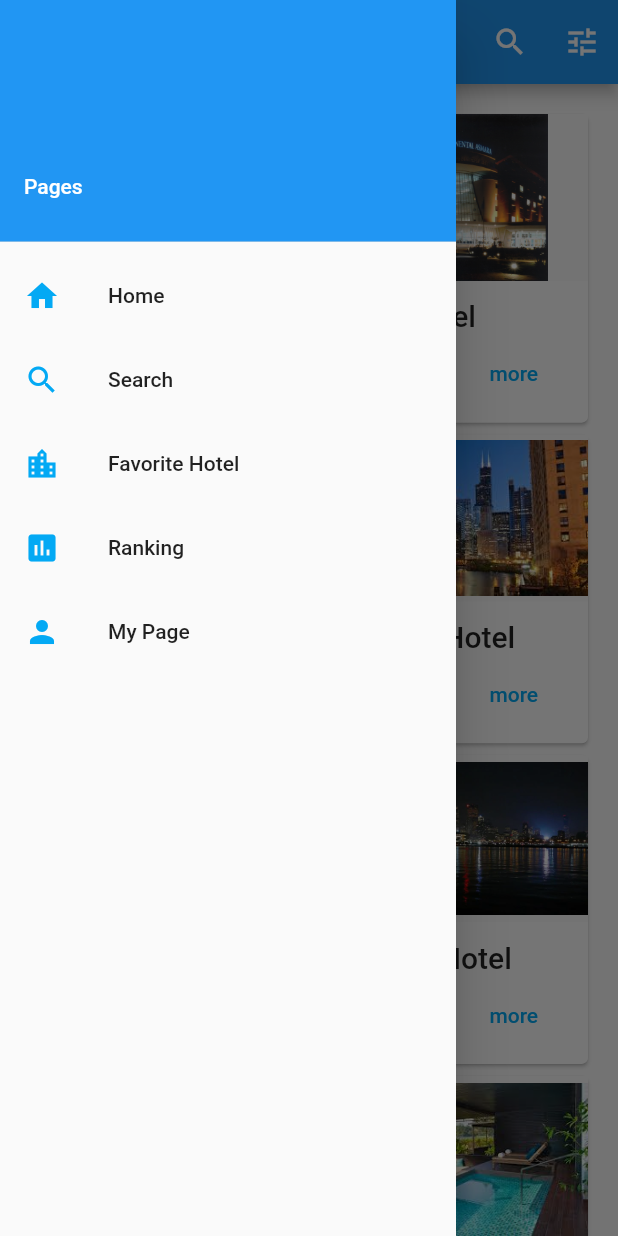
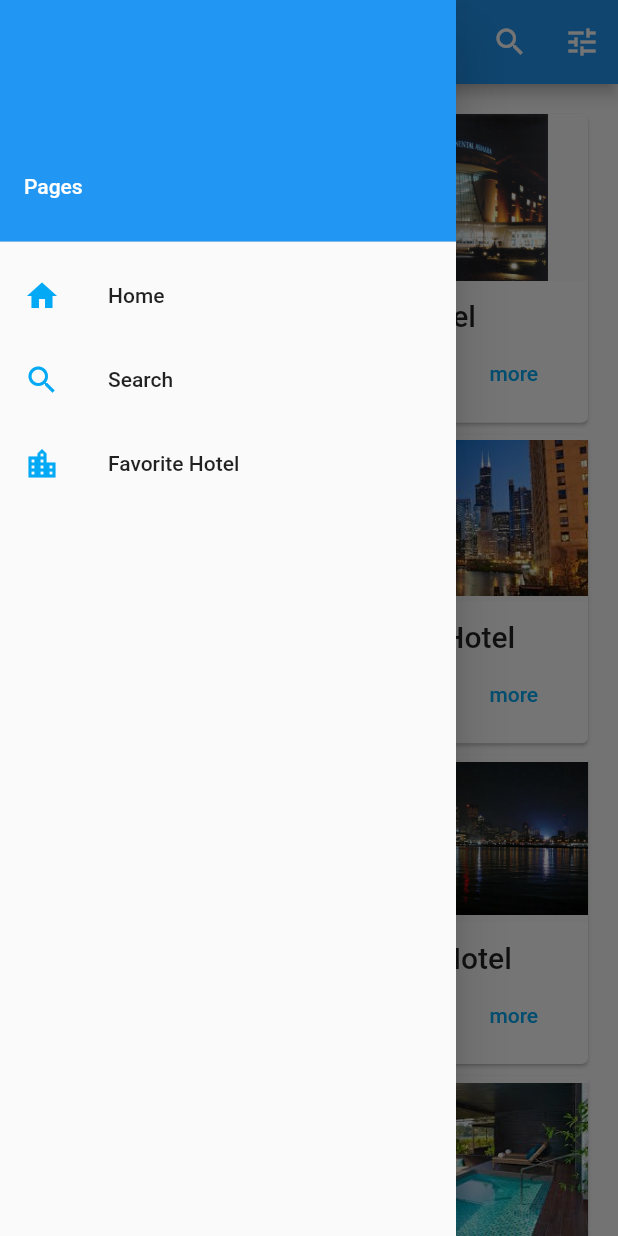
Before and after one commit to sihyungyou/onebite, a Flutter app: the screen it shows after launch, after a tap on the "menu" icon, on a phone screen of 412 x 824 dp. Run offline on Flutter 3.47's test engine with Material 2 defaults, Android fonts, the phone set to English and light mode, and no system bars.

Commit message:
deleted pages

```diff
--- a/onebiteapp/lib/app.dart
+++ b/onebiteapp/lib/app.dart
@@ -19,11 +19,6 @@ import 'login.dart';
 import 'search.dart';
 import 'detail.dart';
 import 'favorite.dart';
-import 'ranking.dart';
-import 'mypage.dart';
-import 'language_selector_page.dart';
-import 'application.dart';
-import 'app_translations_delegate.dart';
 
 class ShrineApp extends StatefulWidget {
   @override
@@ -33,13 +28,11 @@ class ShrineApp extends StatefulWidget {
 }
 
 class ShrineAppState extends State<ShrineApp> {
-  AppTranslationsDelegate _newLocaleDelegate;
+
 
   @override
   void initState() {
     super.initState();
-    _newLocaleDelegate = AppTranslationsDelegate(newLocale: null);
-    application.onLocaleChanged = onLocaleChange;
   }
 
   @override
@@ -47,16 +40,6 @@ class ShrineAppState extends State<ShrineApp> {
     return MaterialApp(
       title: 'Shrine',
       home: HomePage(),
-      localizationsDelegates: [
-        _newLocaleDelegate,
-        const AppTranslationsDelegate(),
-        //provides localised strings
-        GlobalMaterialLocalizations.delegate,
-        //provides RTL support
-        GlobalWidgetsLocalizations.delegate,
-      ],
-      // supportedLocales: application.supportedLocales(),
-      supportedLocales: application.supportedLocales(),
 
       initialRoute: '/home',
       routes: {
@@ -65,18 +48,9 @@ class ShrineAppState extends State<ShrineApp> {
         '/search': (context) => SearchPage(),
         '/detail': (context) => DetailPage(),
         '/favorite': (context) => FavoritePage(),
-        '/ranking': (context) => RankingPage(),
-        '/my': (context) => MyPage(),
-        '/lang': (context) => LanguageSelectorPage(),
       },
       onGenerateRoute: _getRoute,
     );
-  }
-
-  void onLocaleChange(Locale locale) {
-    setState(() {
-      _newLocaleDelegate = AppTranslationsDelegate(newLocale: locale);
-    });
   }
 
   Route<dynamic> _getRoute(RouteSettings settings) {
--- a/onebiteapp/lib/app_translations.dart
+++ /dev/null
@@ -1,34 +0,0 @@
-import 'dart:async';
-import 'dart:convert';
-import 'dart:ui';
-
-import 'package:flutter/material.dart';
-import 'package:flutter/services.dart' show rootBundle;
-
-class AppTranslations {
-  Locale locale;
-  static Map<dynamic, dynamic> _localisedValues;
-
-  AppTranslations(Locale locale) {
-    this.locale = locale;
-    _localisedValues = null;
-  }
-
-  static AppTranslations of(BuildContext context) {
-    return Localizations.of<AppTranslations>(context, AppTranslations);
-  }
-
-  static Future<AppTranslations> load(Locale locale) async {
-    AppTranslations appTranslations = AppTranslations(locale);
-    String jsonContent =
-    await rootBundle.loadString("assets/locale/localization_${locale.languageCode}.json");
-    _localisedValues = json.decode(jsonContent);
-    return appTranslations;
-  }
-
-  get currentLanguage => locale.languageCode;
-
-  String text(String key) {
-    return _localisedValues[key] ?? "$key not found";
-  }
-}
--- a/onebiteapp/lib/app_translations_delegate.dart
+++ /dev/null
@@ -1,26 +0,0 @@
-import 'dart:async';
-
-import 'package:flutter/material.dart';
-import 'app_translations.dart';
-import 'application.dart';
-
-class AppTranslationsDelegate extends LocalizationsDelegate<AppTranslations> {
-  final Locale newLocale;
-
-  const AppTranslationsDelegate({this.newLocale});
-
-@override
-  bool isSupported(Locale locale) {
-    return application.supportedLanguagesCodes.contains(locale.languageCode);
-  }
-
-  @override
-  Future<AppTranslations> load(Locale locale) {
-    return AppTranslations.load(newLocale ?? locale);
-  }
-
-  @override
-  bool shouldReload(LocalizationsDelegate<AppTranslations> old) {
-    return true;
-  }
-}
--- a/onebiteapp/lib/home.dart
+++ b/onebiteapp/lib/home.dart
@@ -216,34 +216,6 @@ class HomePage extends StatelessWidget {
                 // _pushSaved();
               },
             ),
-            ListTile(
-              leading: const Icon(
-                Icons.insert_chart,
-                color: Colors.lightBlue,
-              ),
-              title: Text('Ranking'),
-              onTap: () {
-                // Update the state of the app
-                // ...
-                // Then close the drawer
-                print('drawer-rank');
-                Navigator.pushNamed(context, '/ranking');
-              },
-            ),
-            ListTile(
-              leading: const Icon(
-                Icons.person,
-                color: Colors.lightBlue,
-              ),
-              title: Text('My Page'),
-              onTap: () {
-                // Update the state of the app
-                // ...
-                // Then close the drawer
-                print('drawer-page');
-                Navigator.pushNamed(context, '/my');
-              },
-            ),
           ],
         ),
       ),
```
Also changed, not shown: onebiteapp/assets/locale/localization_en.json (deleted, +0 -8 lines), onebiteapp/assets/locale/localization_kr.json (deleted, +0 -8 lines), onebiteapp/lib/application.dart (deleted, +0 -33 lines), onebiteapp/lib/language_selector_page.dart (deleted, +0 -60 lines), onebiteapp/lib/mypage.dart (deleted, +0 -137 lines), onebiteapp/lib/ranking.dart (deleted, +0 -52 lines).
